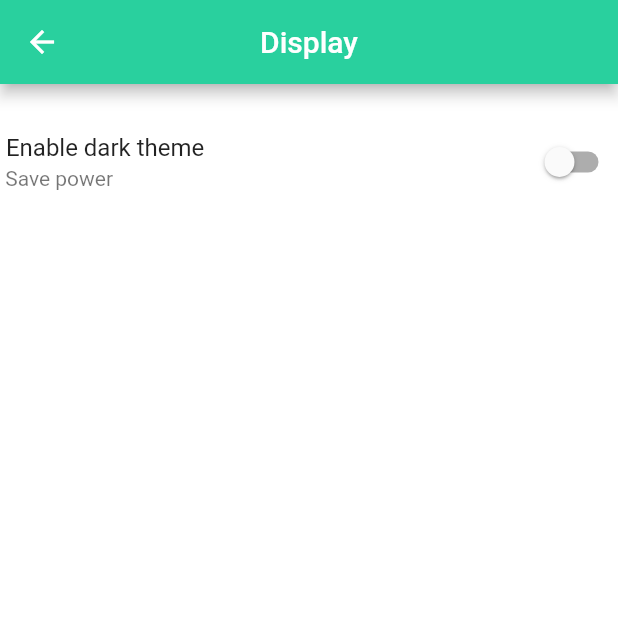
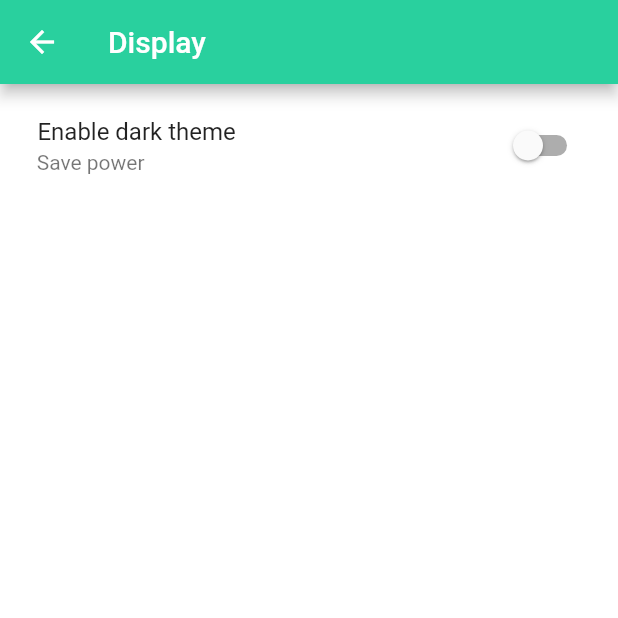
Before and after one commit to n1ghtbyte/Assessments-App, a Flutter app: the SettingsDispPage screen opened directly, on a phone screen of 412 x 824 dp, the top half of it. Run offline on Flutter 3.47's test engine with Material 2 defaults, Android fonts, the phone set to English and light mode, and no system bars; our stand-ins replace cloud_firestore, firebase_auth, firebase_core, firebase_crashlytics, fl_chart, flutter_speed_dial and 2 more; accounts and stored records are empty.

Commit message:
refactor: better appearence.

```diff
--- a/lib/pages/Settings/SettingsDispPage.dart
+++ b/lib/pages/Settings/SettingsDispPage.dart
@@ -8,21 +8,22 @@ class SettingsDispPage extends StatelessWidget {
     return Scaffold(
       appBar: AppBar(
         title: Text('Display'),
-        centerTitle: true,
+        centerTitle: false,
         backgroundColor: Color(0xFF29D09E),
       ),
       body: ListView(
         scrollDirection: Axis.vertical,
         children: <Widget>[
-          const SizedBox(height: 16),
-          SwitchListTile(
-            title: Text("\tEnable dark theme"),
-            subtitle:
-                Text("\tSave power"),
-            value: false,
-            onChanged: (val) {},
-            contentPadding: EdgeInsets.all(0),
-            activeColor: Colors.cyan,
+          Container(
+            padding: EdgeInsets.all(5),
+            alignment: Alignment.center,
+            child: SwitchListTile(
+              title: Text("\tEnable dark theme"),
+              subtitle: Text("\tSave power"),
+              value: false,
+              onChanged: (val) {},
+              activeColor: Colors.green,
+            ),
           ),
         ],
       ),
```
